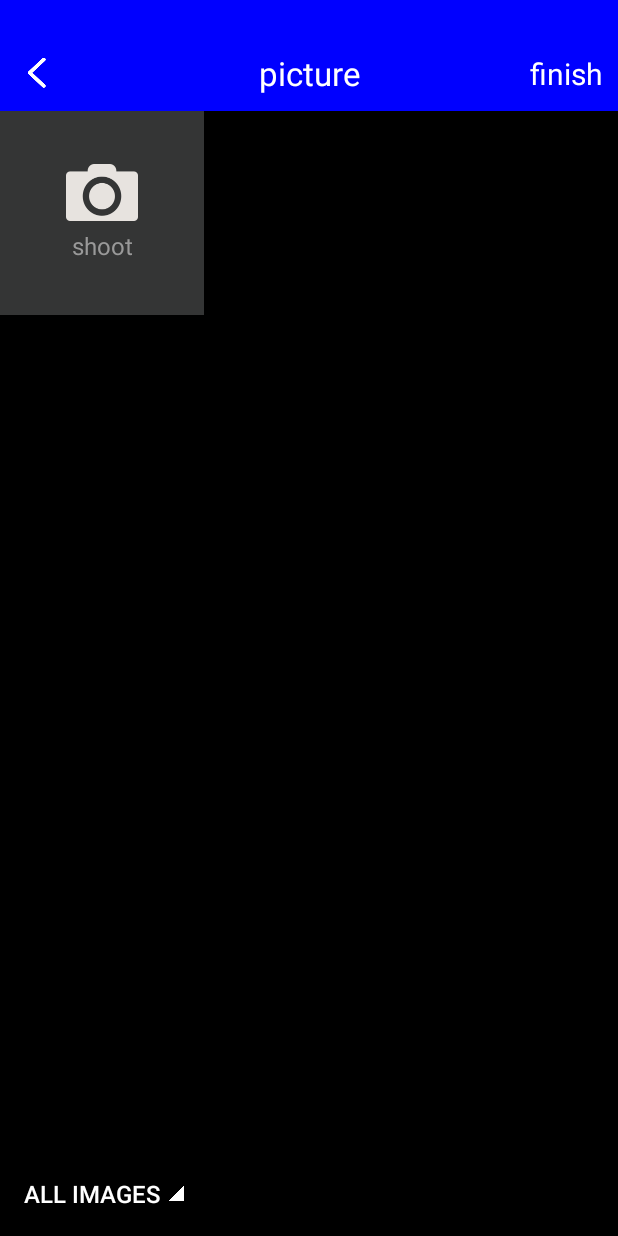
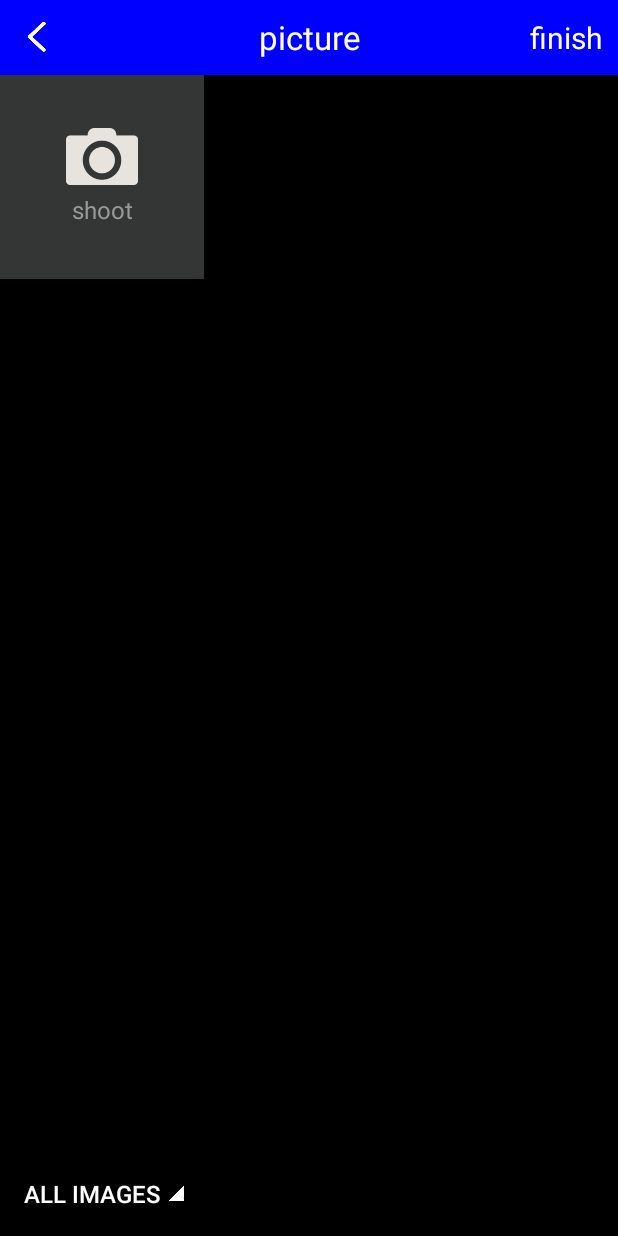
Before and after one commit to YancyYe/ImageSelector, an Android app: the ImageSelectorActivity screen opened directly, with no data from a screen before it, on a phone screen of 412 x 824 dp. Run offline under Robolectric (Android 15) with nearby library versions, the phone set to English and light mode, and no system bars.

Commit message:
update v1.2.0

```diff
--- a/app/src/main/java/com/yancy/imageselectordemo/MainActivity.java
+++ b/app/src/main/java/com/yancy/imageselectordemo/MainActivity.java
@@ -69,7 +69,6 @@ public class MainActivity extends AppCompatActivity {
             }
         });
 
-
         GridLayoutManager gridLayoutManager = new GridLayoutManager(this, 3);
         recycler.setLayoutManager(gridLayoutManager);
         adapter = new Adapter(this, path);
--- a/imageselector/build.gradle
+++ b/imageselector/build.gradle
@@ -2,7 +2,7 @@ apply plugin: 'com.android.library'
 apply plugin: 'com.github.dcendents.android-maven'
 apply plugin: 'com.jfrog.bintray'
 
-version "1.1.1"
+version "1.2.0"
 
 
 android {
--- a/imageselector/src/main/java/com/yancy/imageselector/ImageSelector.java
+++ b/imageselector/src/main/java/com/yancy/imageselector/ImageSelector.java
@@ -13,6 +13,7 @@ public class ImageSelector {
 
 
     public static final int IMAGE_REQUEST_CODE = 1002;
+    public static final int IMAGE_CROP_CODE = 1003;
 
     private static ImageConfig mImageConfig;
 
--- a/imageselector/src/main/java/com/yancy/imageselector/utils/FileUtils.java
+++ b/imageselector/src/main/java/com/yancy/imageselector/utils/FileUtils.java
@@ -22,8 +22,6 @@ public class FileUtils {
 
         String timeStamp = new SimpleDateFormat(PATTERN, Locale.CHINA).format(new Date());
 
-        String fileName = "IMAGE_" + timeStamp;
-
         String externalStorageState = Environment.getExternalStorageState();
 
         File dir = new File(Environment.getExternalStorageDirectory() + filePath);
@@ -32,10 +30,10 @@ public class FileUtils {
             if (!dir.exists()) {
                 dir.mkdirs();
             }
-            return new File(dir, fileName + ".jpg");
+            return new File(dir, timeStamp + ".jpg");
         } else {
             File cacheDir = context.getCacheDir();
-            return new File(cacheDir, fileName + ".jpg");
+            return new File(cacheDir, timeStamp + ".jpg");
         }
 
     }
--- a/imageselector/src/main/res/layout/imageselector_activity.xml
+++ b/imageselector/src/main/res/layout/imageselector_activity.xml
@@ -5,6 +5,7 @@
     android:layout_width="match_parent"
     android:layout_height="match_parent"
     android:background="@color/white"
+    android:fitsSystemWindows="true"
     android:orientation="vertical"
     tools:context=".ImageSelectorActivity">
 
--- a/imageselector/src/main/res/values-v19/styles.xml
+++ b/imageselector/src/main/res/values-v19/styles.xml
@@ -1,10 +1,9 @@
 <?xml version="1.0" encoding="utf-8"?>
 <resources>
 
-    <style name="ImageSelectorTheme" parent="Theme.AppCompat.Light.NoActionBar">
-        <item name="android:windowIsTranslucent">true</item>
+    <style name="ImageSelectorTheme" parent="BaseTheme">
         <item name="android:windowTranslucentStatus">true</item>
-        <item name="android:windowTranslucentNavigation">false</item>
+        <item name="android:windowTranslucentNavigation">true</item>
     </style>
 
 
--- a/imageselector/src/main/res/values/colors.xml
+++ b/imageselector/src/main/res/values/colors.xml
@@ -7,14 +7,12 @@
 
     <color name="image_selector_status_bar">@color/blue</color>
 
-
     <color name="separation">#FFDCDCDC</color>
     <color name="text_gray">#FF999999</color>
     <color name="text_black">#FF333333</color>
 
     <color name="photo_mask">#88000000</color>
     <color name="dark_gray">#FF343535</color>
-
 
     <color name="background">#181819</color>
     <color name="dull_black">#FF181818</color>
--- a/imageselector/src/main/res/values/styles.xml
+++ b/imageselector/src/main/res/values/styles.xml
@@ -1,9 +1,12 @@
 <?xml version="1.0" encoding="utf-8"?>
 <resources>
 
-
-    <style name="ImageSelectorTheme">
-        <item name="android:windowIsTranslucent">true</item>
+    <style name="BaseTheme" parent="Theme.AppCompat.Light.NoActionBar">
+        <item name="colorPrimary">@color/colorPrimary</item>
+        <item name="colorPrimaryDark">@color/colorPrimaryDark</item>
+        <item name="colorAccent">@color/colorAccent</item>
     </style>
 
+    <style name="ImageSelectorTheme" parent="BaseTheme" />
+
 </resources>
```
Also changed, not shown: imageselector/src/main/java/com/yancy/imageselector/ImageConfig.java (+52 -0 lines), imageselector/src/main/java/com/yancy/imageselector/ImageSelectorActivity.java (+58 -7 lines), imageselector/src/main/java/com/yancy/imageselector/utils/Utils.java (+8 -0 lines), 7 other files.
